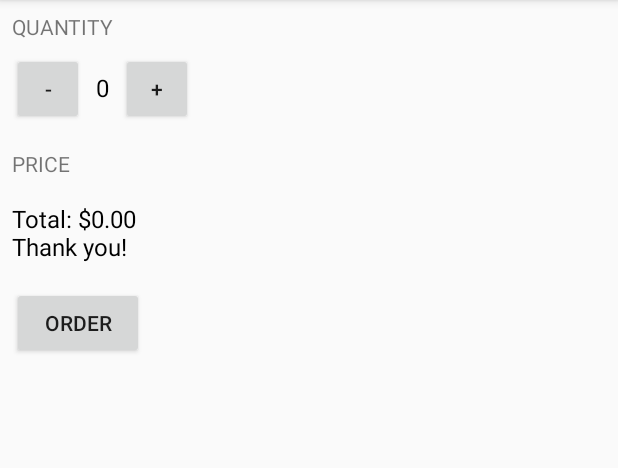
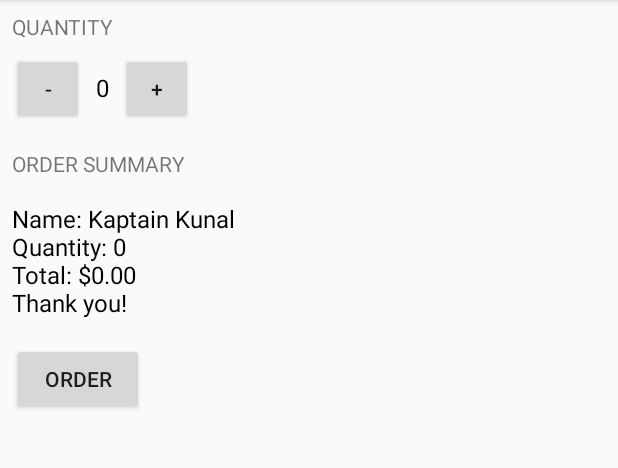
Before and after one commit to ItsyBitsySpiDERP/JustJava, an Android app: the screen it shows after launch (MainActivity), after a tap on "ORDER", on a phone screen of 412 x 824 dp, the part 84-552 px from its top. Run offline under Robolectric (Android 15) with nearby library versions, the phone set to English and light mode, and no system bars.

Commit message:
Sumbit Order Update
Condensed code, created Order Summary, and adjusted order summary in XML

```diff
--- a/app/src/main/java/com/example/android/justjava/MainActivity.java
+++ b/app/src/main/java/com/example/android/justjava/MainActivity.java
@@ -22,44 +22,57 @@ public class MainActivity extends AppCompatActivity {
      * This method is called when the order button is clicked.
      */
     public void submitOrder(View view) {
-        int price = quantity * 5;
-        String priceMessage =  "Total: $" + (price) + ".00";
-        priceMessage = priceMessage + "\nThank you!";
+        int price = calculatePrice();
+        String priceMessage =  createOrderSummary();
         displayMessage(priceMessage);
     }
+    /**
+     * Calculates the price of the order.
+     *
+     * @return total price
+     */
+    private int calculatePrice() {
+        int price = quantity * 5;
+        return price;
+    }
+    /**
+     * This posts the submit order summary
+     *
+     * @return text summary
+     */
+    private String createOrderSummary() {
+       return "Name: Kaptain Kunal" +
+               "\nQuantity: " + quantity +
+               "\nTotal: $" + calculatePrice() + ".00" +
+               "\nThank you!";
+    }
+
     /**
      * This method is called when the plus button is clicked.
      */
     public void increment (View view) {
         quantity = quantity + 1;
-        display(quantity);
+        displayQuantity(quantity);
     }
     /**
      * This method is called when the minus button is clicked.
      */
     public void decrement (View view) {
         quantity = quantity - 1;
-        display(quantity);
+        displayQuantity(quantity);
     }
     /**
      * This method displays the given quantity value on the screen.
      */
-    private void display(int number) {
+    private void displayQuantity(int number) {
         TextView quantityTextView = (TextView) findViewById(R.id.quantity_text_view);
         quantityTextView.setText("" + number);
-    }
-    /**
-     * This method displays the given price on the screen.
-     */
-    private void displayPrice(int number) {
-        TextView priceTextView = (TextView) findViewById(R.id.price_text_view);
-        priceTextView.setText(NumberFormat.getCurrencyInstance().format(number));
     }
     /**
      * This method displays the given text on the screen.
      */
     private void displayMessage(String message) {
-        TextView priceTextView = (TextView) findViewById(R.id.price_text_view);
-        priceTextView.setText(message);
+        TextView orderSummaryTextView = (TextView) findViewById(R.id.order_summary_text_view);
+        orderSummaryTextView.setText(message);
     }
 }
--- a/app/src/main/res/layout/activity_main.xml
+++ b/app/src/main/res/layout/activity_main.xml
@@ -48,11 +48,11 @@
         android:layout_height="wrap_content"
         android:paddingBottom="16dp"
         android:paddingTop="16dp"
-        android:text="Price"
+        android:text="Order Summary"
         android:textAllCaps="true" />
 
     <TextView
-        android:id="@+id/price_text_view"
+        android:id="@+id/order_summary_text_view"
         android:layout_width="wrap_content"
         android:layout_height="wrap_content"
         android:paddingBottom="16dp"
--- a/build.gradle
+++ b/build.gradle
@@ -7,7 +7,7 @@ buildscript {
         jcenter()
     }
     dependencies {
-        classpath 'com.android.tools.build:gradle:3.1.3'
+        classpath 'com.android.tools.build:gradle:3.1.4'
 
 
         // NOTE: Do not place your application dependencies here; they belong
```
